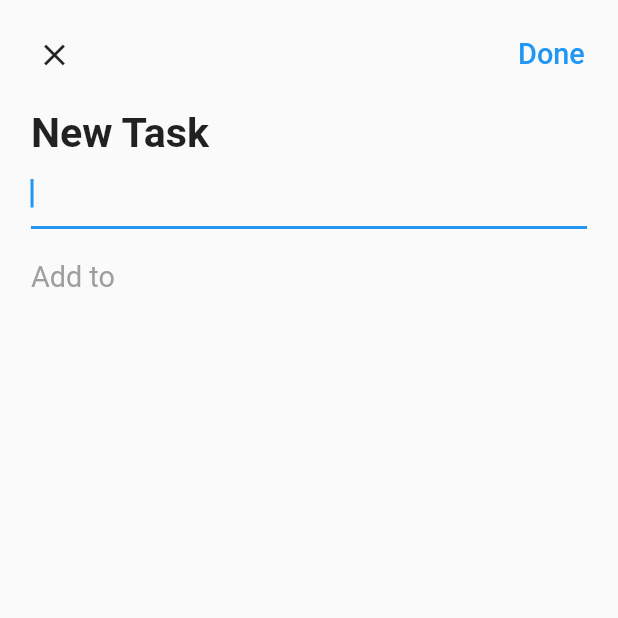
After one commit to jianchengwang/todo-flutter, a Flutter app: the AddDialog screen opened directly, on a phone screen of 412 x 824 dp, the top half of it. The commit adds this screen. Run offline on Flutter 3.47's test engine with Material 2 defaults, Android fonts, the phone set to English and light mode, and no system bars; our stand-ins replace dotted_border, equatable, flutter_easyloading, get, get_storage, step_progress_indicator; accounts and stored records are empty.

Commit message:
todolist 1

```diff
--- a/todolist/lib/app/modules/home/controller.dart
+++ b/todolist/lib/app/modules/home/controller.dart
@@ -12,7 +12,9 @@ class HomeController extends GetxController {
   final chipIndex = 0.obs;
   final deleting = false.obs;
   final tasks = <Task>[].obs;
-
+  final task = Rx<Task?>(null);
+  final doingTodos = <dynamic>[].obs;
+  final doneTodos = <dynamic>[].obs;
 
   @override
   void onInit() {
@@ -35,6 +37,24 @@ class HomeController extends GetxController {
     deleting.value = value;
   }
 
+  void changeTask(Task? select) {
+    task.value = select;
+  }
+
+  void changeTodos(List<dynamic> select) {
+    doneTodos.clear();
+    doingTodos.clear();
+    for(int i=0; i<select.length; i++) {
+      var todo = select[i];
+      var status = todo['done'];
+      if(status == true) {
+        doneTodos.add(todo);
+      } else {
+        doingTodos.add(todo);
+      }
+    }
+  }
+
   bool addTask(Task task) {
     if(tasks.contains(task)) {
       return false;
@@ -42,4 +62,26 @@ class HomeController extends GetxController {
     tasks.add(task);
     return true;
   }
+
+  void deleteTask(Task task) {
+    tasks.remove(task);
+  }
+
+  bool updateTask(Task task, String title) {
+    var todos = task.todos ?? [];
+    if(containTodo(todos, title)) {
+      return false;
+    }
+    var todo = {'title': title, 'done': false};
+    todos.add(todo);
+    var newTask = task.copyWith(todos: todos);
+    int oldIdx = tasks.indexOf(task);
+    tasks[oldIdx] = newTask;
+    tasks.refresh();
+    return true;
+  }
+
+  bool containTodo(List todos, String title) {
+    return todos.any((element) => element['title'] == title);
+  }
 }
--- a/todolist/lib/app/modules/home/view.dart
+++ b/todolist/lib/app/modules/home/view.dart
@@ -1,8 +1,11 @@
 import 'package:flutter/material.dart';
+import 'package:flutter_easyloading/flutter_easyloading.dart';
 import 'package:get/get.dart';
+import 'package:todolist/app/data/models/task.dart';
 import 'package:todolist/app/modules/home/controller.dart';
 import 'package:todolist/app/core/utils/extensions.dart';
 import 'package:todolist/app/modules/home/widgets/add_card.dart';
+import 'package:todolist/app/modules/home/widgets/add_dialog.dart';
 import 'package:todolist/app/modules/home/widgets/task_card.dart';
 
 import '../../core/values/colors.dart';
@@ -33,6 +36,7 @@ class HomePage extends GetView<HomeController> {
                   children: [
                     ...controller.tasks.map((element) =>
                       LongPressDraggable(
+                        data: element,
                         onDragStarted: () => controller.changeDeleting(true),
                         onDraggableCanceled: (_,__) => controller.changeDeleting(false),
                         onDragEnd: (_) => controller.changeDeleting(false),
@@ -50,12 +54,26 @@ class HomePage extends GetView<HomeController> {
           ],
         ),
       ),
-      floatingActionButton: Obx(
-        () => FloatingActionButton(
-          backgroundColor: controller.deleting.value ? Colors.red: blue,
-          onPressed: () {},
-          child: Icon(controller.deleting.value ? Icons.delete : Icons.add),
-        ),
+      floatingActionButton: DragTarget<Task>(
+        builder: (_,__,___) {
+          return Obx(
+                () => FloatingActionButton(
+              backgroundColor: controller.deleting.value ? Colors.red: blue,
+              onPressed: () {
+                if(controller.tasks.isNotEmpty) {
+                  Get.to(() => AddDialog(), transition: Transition.downToUp);
+                } else {
+                  EasyLoading.showInfo('Please create your task type');
+                }
+              },
+              child: Icon(controller.deleting.value ? Icons.delete : Icons.add),
+            ),
+          );
+        },
+        onAccept: (Task task) {
+          controller.deleteTask(task);
+          EasyLoading.showSuccess('Delete Sucess');
+        },
       ),
     );
   }
--- /dev/null
+++ b/todolist/lib/app/modules/home/widgets/add_dialog.dart
@@ -0,0 +1,125 @@
+import 'package:flutter/material.dart';
+import 'package:flutter_easyloading/flutter_easyloading.dart';
+import 'package:get/get.dart';
+import 'package:todolist/app/modules/home/controller.dart';
+import 'package:todolist/app/core/utils/extensions.dart';
+
+class AddDialog extends StatelessWidget {
+  final homeCtrl = Get.find<HomeController>();
+  AddDialog({Key? key}) : super(key: key);
+
+  @override
+  Widget build(BuildContext context) {
+    return Scaffold(
+      body: Form(
+        key: homeCtrl.formKey,
+        child: ListView(
+          children: [
+            Padding(
+              padding: EdgeInsets.all(3.0.wp),
+              child: Row(
+                mainAxisAlignment: MainAxisAlignment.spaceBetween,
+                children: [
+                  IconButton(
+                      onPressed: () {
+                        Get.back();
+                        homeCtrl.editCtrl.clear();
+                        homeCtrl.changeTask(null);
+                      },
+                      icon: const Icon(Icons.close),
+                  ),
+                  TextButton(
+                    style: ButtonStyle(
+                      overlayColor: MaterialStateProperty.all(Colors.transparent)
+                    ),
+                    onPressed: () {
+                      if(homeCtrl.formKey.currentState!.validate()) {
+                        if(homeCtrl.task.value == null) {
+                          EasyLoading.showError('Please select task type');
+                        } else {
+                          var success = homeCtrl.updateTask(
+                            homeCtrl.task.value!,
+                            homeCtrl.editCtrl.text,
+                          );
+                          if(success) {
+                            EasyLoading.showSuccess('Todo item add success');
+                            Get.back();
+                            homeCtrl.changeTask(null);
+                          } else {
+                            EasyLoading.showError('Todo item already exist');
+                          }
+                          homeCtrl.editCtrl.clear();
+                        }
+                      }
+                    },
+                    child: Text('Done',
+                      style: TextStyle(fontSize: 14.0.sp),
+                    )
+                  ),
+                ],
+              ),
+            ),
+            Padding(
+              padding: EdgeInsets.symmetric(horizontal: 5.0.wp),
+              child: Text('New Task', style: TextStyle(
+                fontSize: 20.0.sp,
+                fontWeight: FontWeight.bold,
+              ),),
+            ),
+            Padding(
+              padding: EdgeInsets.symmetric(horizontal: 5.0.wp),
+              child: TextFormField(
+                controller: homeCtrl.editCtrl,
+                decoration: InputDecoration(
+                  focusedErrorBorder: UnderlineInputBorder(
+                    borderSide: BorderSide(color: Colors.grey[400]!),
+                  )
+                ),
+                autofocus: true,
+                validator: (value) {
+                  if(value == null || value.trim().isEmpty) {
+                    return 'Please Enter your todo item';
+                  }
+                  return null;
+                },
+              ),
+            ),
+            Padding(
+              padding: EdgeInsets.only(top: 5.0.wp, left: 5.0.wp, right: 5.0.wp, bottom: 2.0.wp,),
+              child: Text('Add to', style: TextStyle(
+                fontSize: 14.0.sp,
+                color: Colors.grey,
+              ),),
+            ),
+            ...homeCtrl.tasks.map((element) =>
+            Obx(
+                () => InkWell(
+                onTap: () => homeCtrl.changeTask(element),
+                child: Padding(
+                  padding: EdgeInsets.symmetric(vertical: 3.0.wp, horizontal: 5.0.wp),
+                  child: Row(
+                    mainAxisAlignment: MainAxisAlignment.spaceBetween,
+                    children: [
+                      Row(
+                        children: [
+                          Icon(IconData(element.icon, fontFamily: 'MaterialIcons'), color: HexColor.fromHex(element.color),),
+                          SizedBox(width: 3.0.wp,),
+                          Text(element.title, style: TextStyle(
+                            fontSize: 12.0.sp,
+                            fontWeight: FontWeight.bold,
+                          )),
+                        ],
+                      ),
+                      if(homeCtrl.task.value == element)
+                        const Icon(Icons.check, color: Colors.blue,)
+                    ],
+                  ),
+                ),
+              ),
+            )).toList()
+          ],
+        ),
+      ),
+    );
+  }
+}
--- a/todolist/lib/app/modules/home/widgets/task_card.dart
+++ b/todolist/lib/app/modules/home/widgets/task_card.dart
@@ -4,6 +4,8 @@ import 'package:todolist/app/core/utils/extensions.dart';
 import 'package:todolist/app/modules/home/controller.dart';
 import 'package:todolist/app/data/models/task.dart';
 import 'package:step_progress_indicator/step_progress_indicator.dart';
+
+import '../../detail/view.dart';
 
 class TaskCard extends StatelessWidget {
   final homeCtrl = Get.find<HomeController>();
@@ -14,7 +16,13 @@ class TaskCard extends StatelessWidget {
   Widget build(BuildContext context) {
     final color = HexColor.fromHex(task.color);
     final squareWidth = Get.width - 12.0.wp;
-    return Container(
+    return GestureDetector(
+      onTap: () {
+        homeCtrl.changeTask(task);
+        homeCtrl.changeTodos(task.todos ?? []);
+        Get.to(() => DetailPage());
+      },
+      child: Container(
         width: squareWidth / 2,
         height: squareWidth / 2,
         margin: EdgeInsets.all(3.0.wp),
@@ -83,6 +91,7 @@ class TaskCard extends StatelessWidget {
 
           ],
         ),
+      ),
     );
   }
 }
```
Also changed, not shown: todolist/lib/app/modules/detail/view.dart (added, +89 -0 lines). Lines whose indentation alone changed are shown as unchanged.
